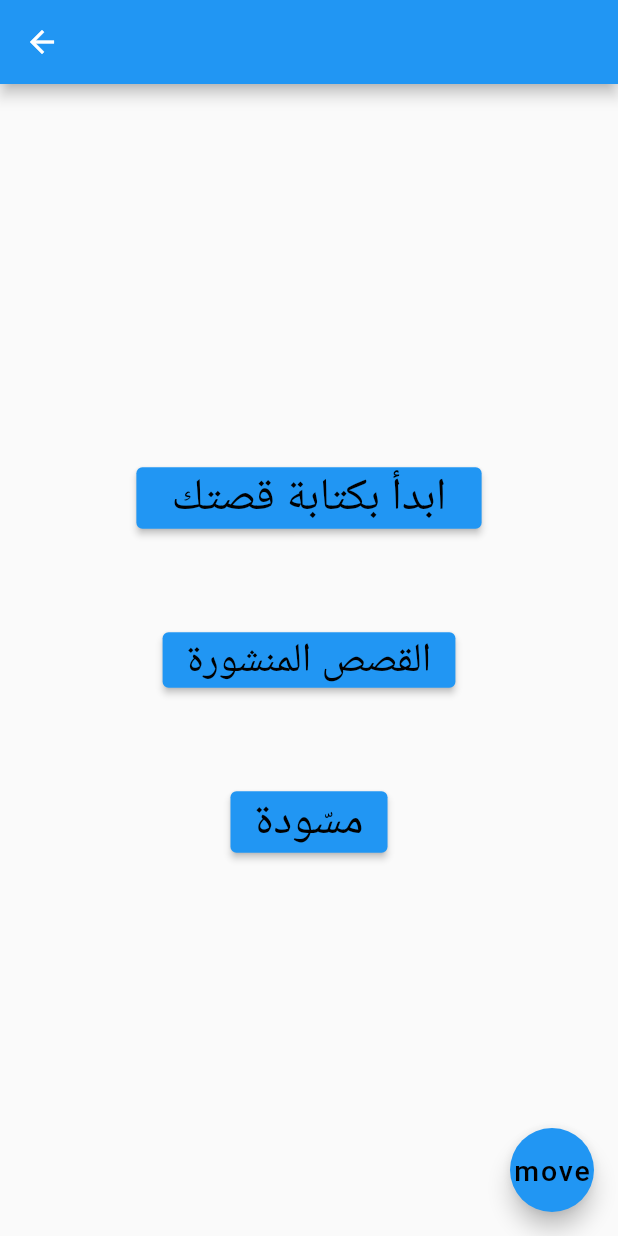
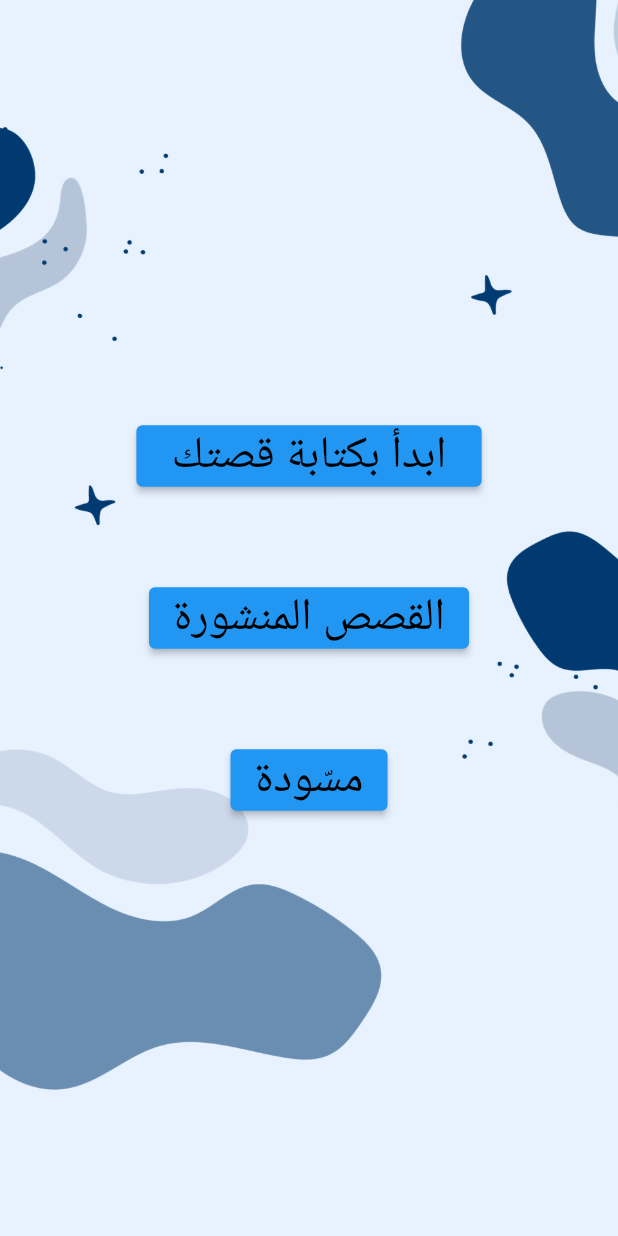
Before and after one commit to Lujain-M02/2023-GP1-6, a Flutter app: the WhitePage screen opened directly, on a phone screen of 412 x 824 dp. Run offline on Flutter 3.47's test engine with Material 2 defaults, Android fonts, the phone set to English and light mode, and no system bars; our stand-ins replace animate_do, animated_text_kit, introduction_screen, lottie.

Commit message:
background pg

```diff
--- a/your_story/lib/pages/welcome_page.dart
+++ b/your_story/lib/pages/welcome_page.dart
@@ -123,13 +123,20 @@ class WhitePage extends StatelessWidget {
   @override
   Widget build(BuildContext context) {
     return Scaffold(
-      //
-
+/*
       appBar: AppBar(
         title: const Text(''),
+      ),*/
+
+      body: Container(
+        decoration: BoxDecoration(
+          image: DecorationImage(
+            image: AssetImage("assets/background1.png"),
+            fit: BoxFit.cover,
           ),
-      //
-      body: Center(
+        ),
+
+        child: Center(
             child: Column(
           mainAxisAlignment: MainAxisAlignment.center,
           children: <Widget>[
@@ -155,7 +162,7 @@ class WhitePage extends StatelessWidget {
               child: const Text(
                 'القصص المنشورة',
                 style: TextStyle(
-                fontSize: 27, // Adjust the font size here
+                  fontSize: 30, // Adjust the font size here
                   color: Color.fromARGB(255, 0, 0, 0),
                 ),
               ),
@@ -174,7 +181,7 @@ class WhitePage extends StatelessWidget {
           ],
         )),
         //
-
+/*
       floatingActionButton: FloatingActionButton(
         onPressed: () {
           Navigator.of(context).pushReplacement(
@@ -188,6 +195,7 @@ class WhitePage extends StatelessWidget {
             color: Color.fromARGB(255, 0, 0, 0),
           ),
         ),
+      ),*/
       ),
     );
   }
```
Also changed, not shown: your_story/lib/pages/intro_pages.dart (+7 -6 lines). Lines whose indentation alone changed are shown as unchanged.
